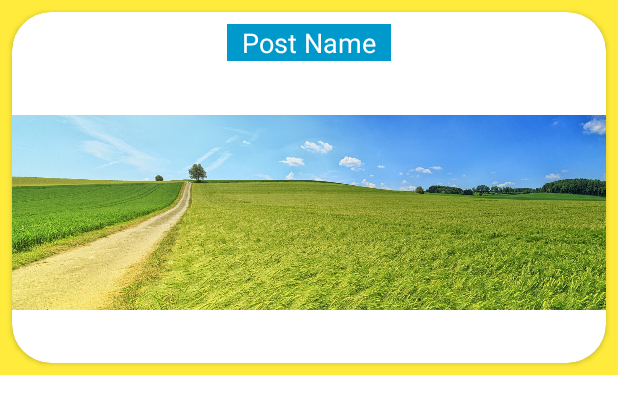
After one commit to shlomogevim/Words10, an Android app: the layout item_post.xml on its own in the app's theme, with its tools: preview values and no code run, on a phone screen of 412 x 824 dp. The commit adds this screen. Shown: the top 414 px of the screen. Run offline under Robolectric (Android 15) with nearby library versions, the phone set to English and light mode, and no system bars.

Commit message:
not working

```diff
--- a/app/src/main/java/com/sg/words10/CommentActivity.kt
+++ b/app/src/main/java/com/sg/words10/CommentActivity.kt
@@ -10,7 +10,7 @@ class CommentActivity : AppCompatActivity() {
     override fun onCreate(savedInstanceState: Bundle?) {
         super.onCreate(savedInstanceState)
         setContentView(R.layout.activity_comment)
-        val index = intent.getIntExtra(MAD_INDEX, 0)
+        val index = intent.getIntExtra(POST_INDEX, 0)
         val txt: String = getComment(index)
         etComentActivity.setText(txt)
     }
--- a/app/src/main/res/layout/activity_main.xml
+++ b/app/src/main/res/layout/activity_main.xml
@@ -7,7 +7,7 @@
     tools:context=".MainActivity">
 
     <androidx.recyclerview.widget.RecyclerView
-        android:id="@+id/madRecycler"
+        android:id="@+id/postRecycler"
         android:layout_width="0dp"
         android:layout_height="0dp"
         android:nestedScrollingEnabled="false"
--- /dev/null
+++ b/app/src/main/res/layout/item_post.xml
@@ -0,0 +1,60 @@
+<?xml version="1.0" encoding="utf-8"?>
+<androidx.constraintlayout.widget.ConstraintLayout xmlns:android="http://schemas.android.com/apk/res/android"
+    xmlns:app="http://schemas.android.com/apk/res-auto"
+    xmlns:tools="http://schemas.android.com/tools"
+    android:id="@+id/postItemLayout"
+    android:layout_width="match_parent"
+    android:layout_height="250dp"
+    android:background="@color/yellow"
+    >
+
+    <androidx.cardview.widget.CardView
+        android:id="@+id/cardView"
+        app:cardCornerRadius="26dp"
+        android:elevation="12dp"
+        android:layout_width="0dp"
+        android:layout_height="0dp"
+        android:layout_marginStart="8dp"
+        android:layout_marginTop="8dp"
+        android:layout_marginEnd="8dp"
+        android:layout_marginBottom="8dp"
+        app:layout_constraintBottom_toBottomOf="parent"
+        app:layout_constraintEnd_toEndOf="parent"
+        app:layout_constraintStart_toStartOf="parent"
+        app:layout_constraintTop_toTopOf="parent">
+
+        <androidx.constraintlayout.widget.ConstraintLayout
+            android:layout_width="match_parent"
+            android:layout_height="match_parent">
+
+            <ImageView
+                android:id="@+id/postImage"
+                android:layout_width="wrap_content"
+                android:layout_height="0dp"
+                android:layout_marginTop="8dp"
+                android:layout_marginBottom="8dp"
+                android:scaleType="centerInside"
+                app:layout_constraintBottom_toBottomOf="parent"
+                app:layout_constraintEnd_toEndOf="parent"
+                app:layout_constraintStart_toStartOf="parent"
+                app:layout_constraintTop_toBottomOf="@+id/postName"
+                app:srcCompat="@drawable/panorama" />
+
+            <TextView
+                android:id="@+id/postName"
+                android:layout_width="wrap_content"
+                android:layout_height="wrap_content"
+                android:layout_marginTop="8dp"
+                android:background="@android:color/holo_blue_dark"
+                android:paddingLeft="10dp"
+                android:paddingRight="10dp"
+                android:text="Post Name"
+                android:textColor="@android:color/white"
+                android:textSize="18sp"
+                app:layout_constraintBottom_toTopOf="@+id/postImage"
+                app:layout_constraintEnd_toEndOf="parent"
+                app:layout_constraintStart_toStartOf="parent"
+                app:layout_constraintTop_toTopOf="parent" />
+        </androidx.constraintlayout.widget.ConstraintLayout>
+    </androidx.cardview.widget.CardView>
+</androidx.constraintlayout.widget.ConstraintLayout>
```
Also changed, not shown: app/src/main/java/com/sg/words10/Constants.kt (+8 -0 lines), app/src/main/java/com/sg/words10/MainActivity.kt (+23 -7 lines), app/src/main/java/com/sg/words10/Post.kt (added, +9 -0 lines), app/src/main/java/com/sg/words10/PostAdapter.kt (added, +42 -0 lines), app/src/main/res/drawable/panorama.jpg (added), app/src/main/res/drawable/struggle.jpg (added), app/src/main/res/drawable/wamen.jpg (added), app/src/main/res/drawable/war.jpg (added).
